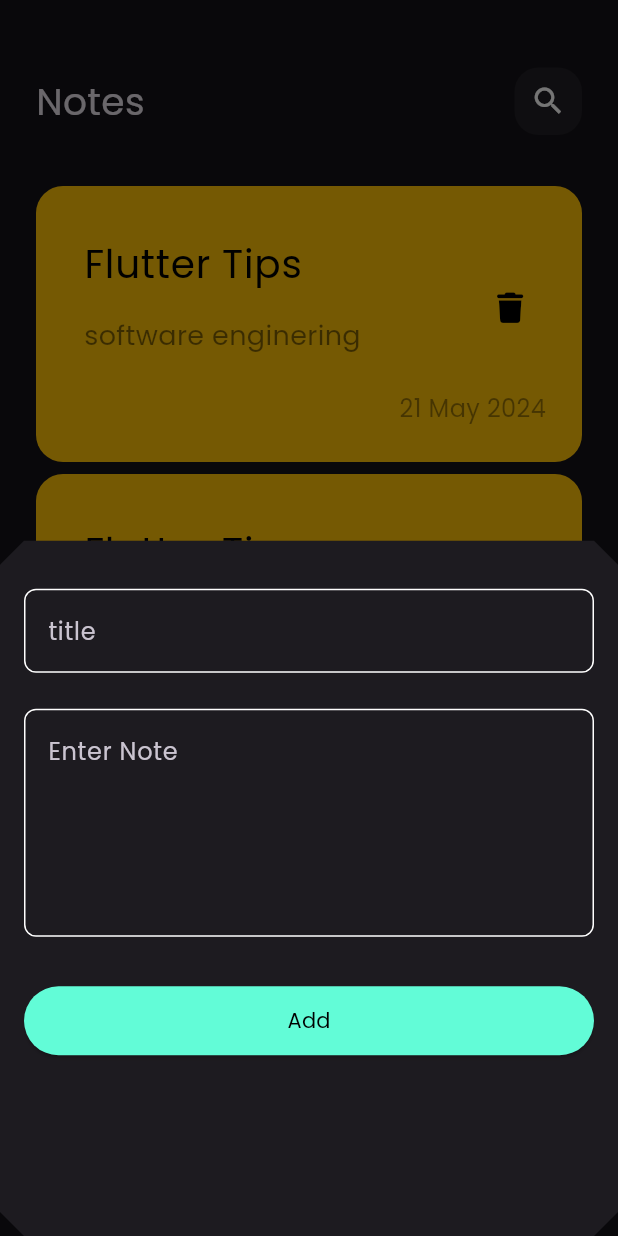
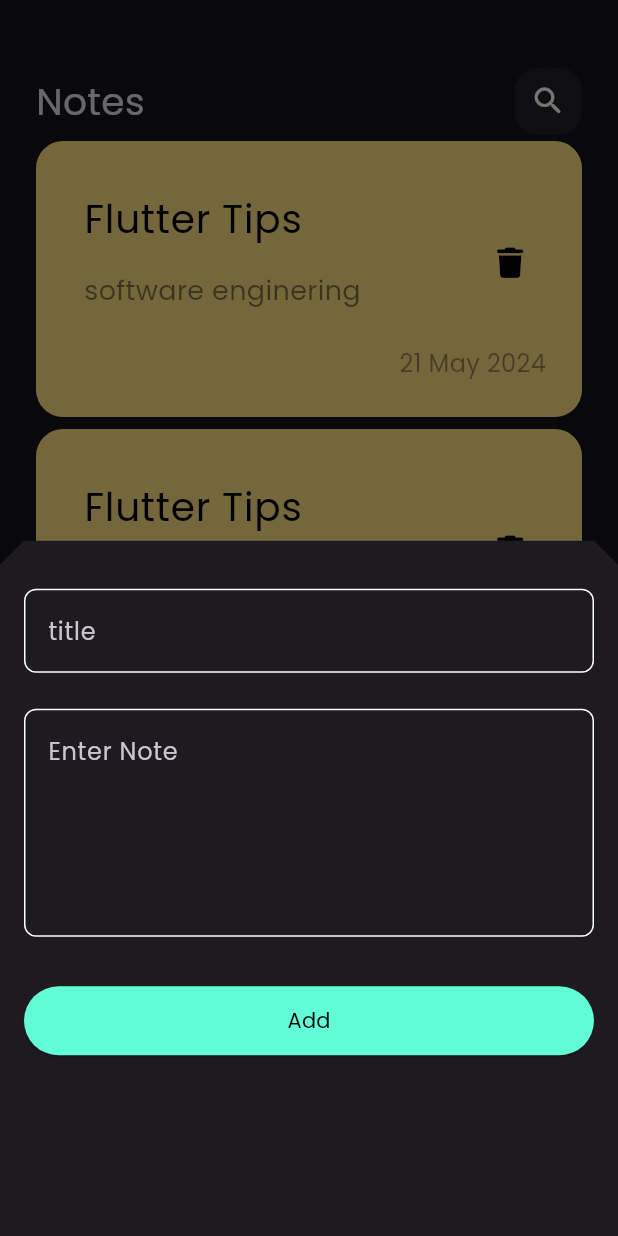
Before and after one commit to magdy579/Notes_Flutter_App, a Flutter app: the screen it shows after launch, after a tap on the "add" icon, on a phone screen of 412 x 824 dp. Run offline on Flutter 3.47's test engine with Material 3 defaults, Android fonts, the phone set to English and light mode, and no system bars; our stand-ins replace font_awesome_flutter.

Commit message:
add hive package

```diff
--- a/lib/ListView.dart
+++ b/lib/ListView.dart
@@ -1,4 +1,5 @@
 import 'package:flutter/material.dart';
+import 'package:notesapp/Widget/CustomNoteItem.dart';
 
 import 'CustomNoteItem.dart';
 
@@ -12,7 +13,7 @@ class ListViewNotes extends StatelessWidget {
 
           return Padding(
             padding: const EdgeInsets.symmetric(vertical: 4.0),
-            child: const CustomNote(),
+            child:  CustomNote(),
           );
         });
   }
--- a/lib/Widget/CustomAppBar.dart
+++ b/lib/Widget/CustomAppBar.dart
@@ -2,8 +2,8 @@ import 'package:flutter/material.dart';
 import 'package:notesapp/Widget/CustomSearch.dart';
 
 class customAppbar extends StatelessWidget {
-  const customAppbar({super.key});
-
+   customAppbar({super.key,required this.icon});
+  Icon? icon ;
   @override
   Widget build(BuildContext context) {
     return Row(
@@ -13,7 +13,19 @@ class customAppbar extends StatelessWidget {
           fontWeight: FontWeight.w400,
         ),),
         Spacer(),
-        CustomSearchIcon(),
+        Container(
+              height: 45,
+              width: 45,
+
+              decoration: BoxDecoration(
+                color: Colors.white.withOpacity(.05),
+                borderRadius: BorderRadius.circular(16),
+              ),
+              child: Center(
+                child: icon,
+              ),
+            )
+
 
       ],
     );
--- a/lib/Widget/CustomNoteItem.dart
+++ b/lib/Widget/CustomNoteItem.dart
@@ -1,18 +1,23 @@
 import 'package:flutter/material.dart';
 import 'package:font_awesome_flutter/font_awesome_flutter.dart';
+import 'package:notesapp/Edit%20Notes.dart';
 
 class CustomNote extends StatelessWidget {
   const CustomNote({super.key});
 
   @override
   Widget build(BuildContext context) {
-    return  Container(
+    return  GestureDetector(
+      onTap: () {
+        Navigator.pushNamed(context, EditNotes.id);
+      },
+      child: Container(
         padding: EdgeInsets.only(left: 16,top: 24,bottom: 24),
         width: double.infinity,
 
         decoration: BoxDecoration(
           borderRadius: BorderRadius.circular(18),
-        color: Colors.amber,
+          color: Colors.amber[200],
         ),
         child: Column(
           crossAxisAlignment: CrossAxisAlignment.end,
@@ -45,6 +50,7 @@ class CustomNote extends StatelessWidget {
             ),
           ],
         ),
+      ),
     );
   }
 }
--- a/lib/Widget/CustomSearch.dart
+++ b/lib/Widget/CustomSearch.dart
@@ -1,23 +1,23 @@
-
-
-import 'package:flutter/material.dart';
-
-class CustomSearchIcon extends StatelessWidget {
-  const CustomSearchIcon({super.key});
-
-  @override
-  Widget build(BuildContext context) {
-    return  Container(
-      height: 45,
-      width: 45,
-
-      decoration: BoxDecoration(
-        color: Colors.white.withOpacity(.05),
-        borderRadius: BorderRadius.circular(16),
-      ),
-      child: Center(
-        child: Icon(Icons.search_outlined),
-      ),
-    );
-  }
-}
+//
+//
+// import 'package:flutter/material.dart';
+//
+// class CustomIcon extends StatelessWidget {
+//    CustomIcon({super.key, required this.icon});
+//  Icon? icon ;
+//   @override
+//   Widget build(BuildContext context) {
+//     return  Container(
+//       height: 45,
+//       width: 45,
+//
+//       decoration: BoxDecoration(
+//         color: Colors.white.withOpacity(.05),
+//         borderRadius: BorderRadius.circular(16),
+//       ),
+//       child: Center(
+//         child: icon,
+//       ),
+//     );
+//   }
+// }
--- a/lib/Widget/ListView.dart
+++ b/lib/Widget/ListView.dart
@@ -12,7 +12,9 @@ class ListViewNotes extends StatelessWidget {
 
           return Padding(
             padding: const EdgeInsets.symmetric(vertical: 4.0),
-            child: const CustomNote(),
+            child: const CustomNote(
+
+            ),
           );
         });
   }
--- a/lib/const.dart
+++ b/lib/const.dart
@@ -1,3 +1,3 @@
 import 'package:flutter/material.dart';
 
-const kcolor =const Color(0xff62FCD7);
+const kcolor = Color(0xff62FCD7);
--- a/lib/home.dart
+++ b/lib/home.dart
@@ -3,38 +3,39 @@ import 'package:flutter/material.dart';
 import 'package:notesapp/Widget/CustomAppBar.dart';
 import 'package:notesapp/Widget/showBottomSheet.dart';
 
-
 import 'Widget/ListView.dart';
 
 class HomeNote extends StatelessWidget {
-  const HomeNote({super.key});
+   HomeNote({super.key});
 
   @override
   Widget build(BuildContext context) {
     return Scaffold(
       floatingActionButton: FloatingActionButton(
         onPressed: () {
-           showModalBottomSheet(
-               shape: BeveledRectangleBorder(
-                 borderRadius: BorderRadius.circular(16),
-               ),
-               context: context, builder: (context){
-             return  bottomSheet();
-           });
+          showModalBottomSheet(
+              shape: BeveledRectangleBorder(
+                borderRadius: BorderRadius.only(
+                    topLeft: Radius.circular(16),
+                    topRight: Radius.circular(16)),
+              ),
+              context: context,
+              builder: (context) {
+                return bottomSheet();
+              });
         },
         child: const Icon(
           Icons.add,
           color: Colors.black,
         ),
       ),
-      body: Padding(
-        padding: const EdgeInsets.only(left: 24.0, right: 24.0, bottom: 16.0),
+      body:  Padding(
+        padding: EdgeInsets.only(left: 24.0, right: 24.0, bottom: 16.0),
         child: Column(
           children: [
             SizedBox(height: 45),
-            customAppbar(),
-            SizedBox(
-              height: 30,
+             customAppbar(
+              icon: Icon(Icons.search_rounded),
             ),
             Expanded(child: ListViewNotes()),
           ],
--- a/lib/main.dart
+++ b/lib/main.dart
@@ -1,4 +1,5 @@
 import 'package:flutter/material.dart';
+import 'package:notesapp/Edit%20Notes.dart';
 import 'package:notesapp/home.dart';
 
 void main() {
@@ -17,7 +18,10 @@ class MyApp extends StatelessWidget {
         brightness: Brightness.dark,
         fontFamily: 'Poppins',
       ),
-      home: const HomeNote(),
+      home:  HomeNote(),
+routes: {
+  EditNotes.id :(context)=> EditNotes(),
+},
     );
   }
 }
--- a/pubspec.yaml
+++ b/pubspec.yaml
@@ -36,10 +36,15 @@ dependencies:
   # Use with the CupertinoIcons class for iOS style icons.
   cupertino_icons:
   font_awesome_flutter:
+  hive:
+  hive_flutter:
 
 dev_dependencies:
+  hive_generator:
+  build_runner:
   flutter_test:
     sdk: flutter
+
 
   # The "flutter_lints" package below contains a set of recommended lints to
   # encourage good coding practices. The lint set provided by the package is
```
Also changed, not shown: pubspec.lock. Lines whose indentation alone changed are shown as unchanged.
